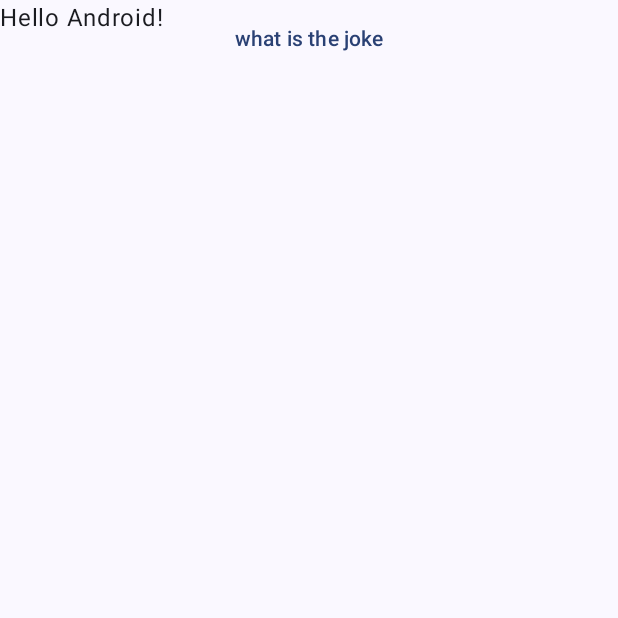
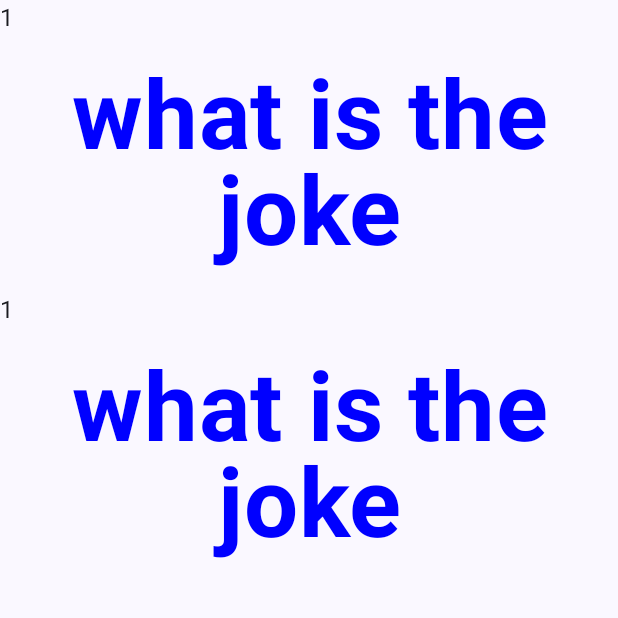
Before and after one commit to sammygojs/Kotlin_JokesApp, an Android app built with Jetpack Compose: the screen it shows after launch (MainActivity), on a phone screen of 412 x 824 dp, the top half of it. Run offline under Robolectric (Android 15) with nearby library versions, the phone set to English and light mode, and no system bars.

Commit message:
Displaying joke using jokeModel

```diff
--- a/app/build.gradle.kts
+++ b/app/build.gradle.kts
@@ -5,7 +5,7 @@ plugins {
 
 android {
     namespace = "com.sammygojs.jokesapp"
-    compileSdk = 33
+    compileSdk = 34
 
     defaultConfig {
         applicationId = "com.sammygojs.jokesapp"
--- a/app/src/main/java/com/sammygojs/jokesapp/MainActivity.kt
+++ b/app/src/main/java/com/sammygojs/jokesapp/MainActivity.kt
@@ -3,6 +3,7 @@ package com.sammygojs.jokesapp
 import android.os.Bundle
 import androidx.activity.ComponentActivity
 import androidx.activity.compose.setContent
+import androidx.compose.foundation.layout.Column
 import androidx.compose.foundation.layout.fillMaxSize
 import androidx.compose.foundation.layout.padding
 import androidx.compose.material3.MaterialTheme
@@ -10,8 +11,12 @@ import androidx.compose.material3.Surface
 import androidx.compose.material3.Text
 import androidx.compose.runtime.Composable
 import androidx.compose.ui.Modifier
+import androidx.compose.ui.graphics.Color
+import androidx.compose.ui.text.font.FontWeight
+import androidx.compose.ui.text.style.TextAlign
 import androidx.compose.ui.tooling.preview.Preview
 import androidx.compose.ui.unit.dp
+import androidx.compose.ui.unit.em
 import com.sammygojs.jokesapp.ui.theme.JokesAppTheme
 
 class MainActivity : ComponentActivity() {
@@ -24,8 +29,25 @@ class MainActivity : ComponentActivity() {
                     modifier = Modifier.fillMaxSize(),
                     color = MaterialTheme.colorScheme.background
                 ) {
-                    Greeting("Android")
-                    Joke1(question = "what is the joke", answer="this is the joke")
+//                    Greeting("Android")
+                    Column {
+                        val jokeModel = JokeModel(
+                            id=1,
+                            question = "what is the joke",
+                            answer="this is the joke",
+                            answerIsVisible = false
+                        )
+                        val jokeModel2 = JokeModel(
+                            id=1,
+                            question = "what is the joke",
+                            answer="this is the joke",
+                            answerIsVisible = false
+                        )
+                        Joke1(jokeModel)
+                        Joke1(jokeModel2)
+//                        Joke1(question = "what is the joke2", answer="this is the joke2")
+                    }
+
                 }
             }
         }
@@ -33,14 +55,19 @@ class MainActivity : ComponentActivity() {
 }
 
 @Composable
-fun Joke1(question: String, answer: String) {
-    Text(text=question,
-    modifier = Modifier.padding(16.dp),
-    color = MaterialTheme.colorScheme.primary,
-        style = MaterialTheme.typography.labelLarge,
-        textAlign = androidx.compose.ui.text.style.TextAlign.Center
+fun Joke1(jokeModel: JokeModel) {
+    Text(text=jokeModel.id.toString())
+    Text(text=jokeModel.question,
+        modifier = Modifier.padding(16.dp),
+        color = Color.Blue,
+        fontSize = 8.em,
+        fontWeight = FontWeight.Bold,
+        lineHeight = 1.em,
+        textAlign = TextAlign.Center
     )
-//    Text(text=answer)
+    if(jokeModel.answerIsVisible) {
+        Text(text = jokeModel.answer)
+    }
 }
 
 @Composable
@@ -51,6 +78,11 @@ fun Greeting(name: String, modifier: Modifier = Modifier) {
     )
 }
 
+data class JokeModel(val id: Int, val question: String, val answer:String,
+val answerIsVisible: Boolean){
+
+}
+
 @Preview(showBackground = true)
 @Composable
 fun GreetingPreview() {
```
